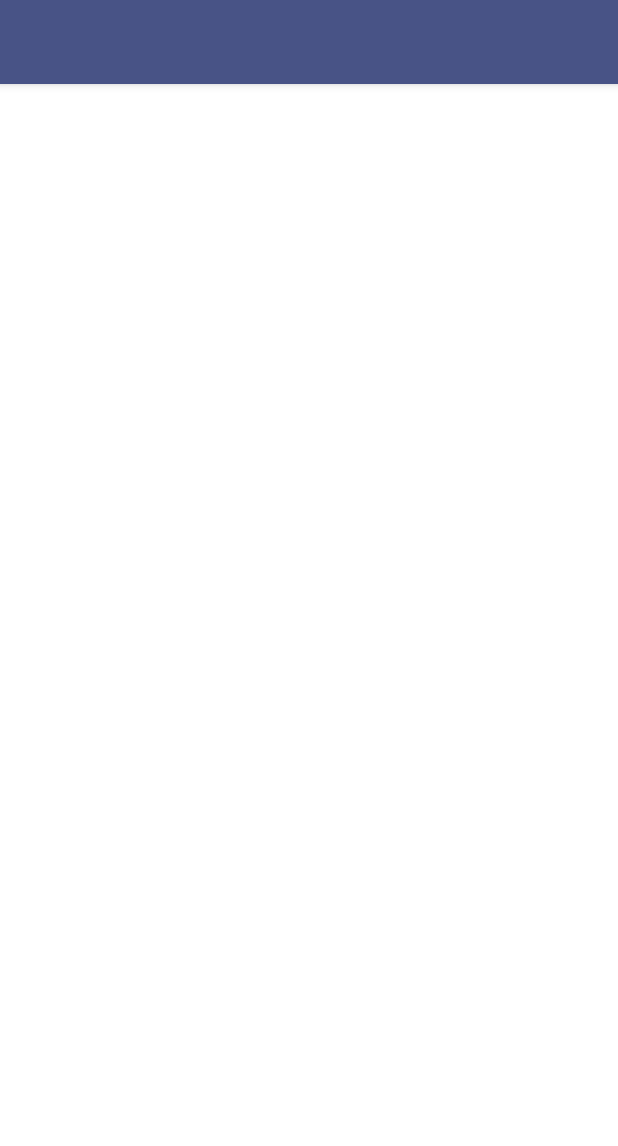
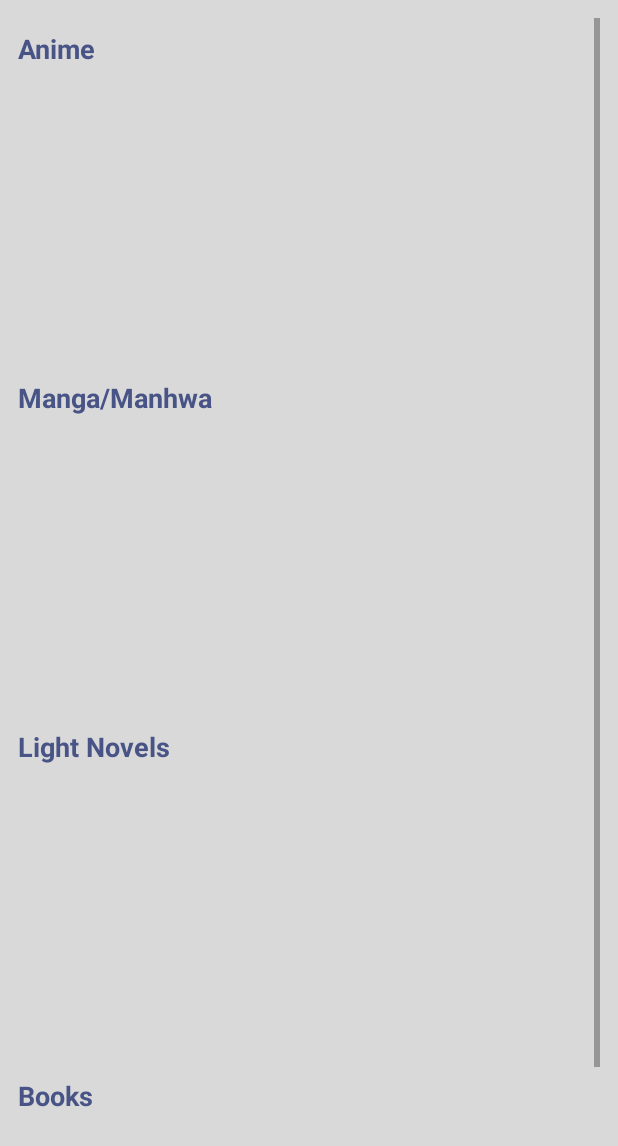
Before and after one commit to Fatima-77/MedRec, an Android app: the BrowseActivity screen opened directly, with no data from a screen before it, on a phone screen of 412 x 824 dp. Shown: the top 1146 px of the screen. Run offline under Robolectric (Android 15) with nearby library versions, the light colour scheme and no system bars; our stand-ins replace Firebase (no records; nobody signed in at launch, a user with empty details on screens opened directly).

Commit message:
Media details and bookmark icon

```diff
--- a/app/src/main/AndroidManifest.xml
+++ b/app/src/main/AndroidManifest.xml
@@ -33,6 +33,8 @@
 
         <activity android:name=".BrowseActivity"/>
 
+        <activity android:name=".MediaDetailActivity"/>
+
     </application>
 
 </manifest>
--- /dev/null
+++ b/app/src/main/res/drawable/ic_bookmark_add.xml
@@ -0,0 +1,5 @@
+<vector xmlns:android="http://schemas.android.com/apk/res/android" android:height="24dp" android:tint="#d9d9d9" android:viewportHeight="24" android:viewportWidth="24" android:width="24dp">
+
+    <path android:fillColor="@android:color/white" android:pathData="M21,7h-2v2h-2V7h-2V5h2V3h2v2h2V7zM19,21l-7,-3l-7,3V5c0,-1.1 0.9,-2 2,-2l7,0c-0.63,0.84 -1,1.87 -1,3c0,2.76 2.24,5 5,5c0.34,0 0.68,-0.03 1,-0.1V21z"/>
+
+</vector>
--- a/app/src/main/res/layout/activity_browse.xml
+++ b/app/src/main/res/layout/activity_browse.xml
@@ -1,100 +1,82 @@
 <?xml version="1.0" encoding="utf-8"?>
-<androidx.coordinatorlayout.widget.CoordinatorLayout
-    xmlns:android="http://schemas.android.com/apk/res/android"
+<ScrollView xmlns:android="http://schemas.android.com/apk/res/android"
+    android:id="@+id/scrollView"
     android:layout_width="match_parent"
-    android:layout_height="match_parent">
+    android:layout_height="match_parent"
+    android:background="#d9d9d9"
+    android:padding="12dp">
 
-    <com.google.android.material.appbar.AppBarLayout
+    <LinearLayout
         android:layout_width="match_parent"
         android:layout_height="wrap_content"
-        android:background="@color/gradient_dark"
-        android:theme="@style/ThemeOverlay.AppCompat.Dark.ActionBar">
-
-        <androidx.appcompat.widget.Toolbar
-            android:id="@+id/toolbar"
-            android:layout_width="match_parent"
-            android:layout_height="?attr/actionBarSize"
-            android:background="@color/gradient_dark"
-            android:title="Browse Media"
-            android:titleTextColor="@android:color/white"/>
-    </com.google.android.material.appbar.AppBarLayout>
-
-    <!-- Content -->
-    <ScrollView
-        android:id="@+id/scrollView"
-        android:layout_width="match_parent"
-        android:layout_height="0dp"
-        android:layout_weight="1"
-        android:fillViewport="true">
-
-        <LinearLayout
-            android:id="@+id/container"
-            android:orientation="vertical"
-            android:layout_width="match_parent"
-            android:layout_height="wrap_content"
-            android:padding="16dp">
+        android:orientation="vertical">
 
         <!-- Anime Section -->
         <TextView
+            android:layout_width="wrap_content"
+            android:layout_height="wrap_content"
             android:text="Anime"
+            android:textColor="#485386"
+            android:textStyle="bold"
             android:textSize="18sp"
-                android:textStyle="bold"
-                android:textColor="@color/gradient_dark"
-                android:layout_marginTop="8dp"
-                android:layout_width="match_parent"
-                android:layout_height="wrap_content"/>
+            android:layout_marginTop="8dp" />
+
         <androidx.recyclerview.widget.RecyclerView
             android:id="@+id/recyclerAnime"
             android:layout_width="match_parent"
+            android:layout_height="200dp"
+            android:clipToPadding="false"
+            android:paddingBottom="12dp" />
+
+        <!-- Manga/Manhwa Section -->
+        <TextView
+            android:layout_width="wrap_content"
             android:layout_height="wrap_content"
-                android:nestedScrollingEnabled="false"/>
+            android:text="Manga/Manhwa"
+            android:textColor="#485386"
+            android:textStyle="bold"
+            android:textSize="18sp"
+            android:layout_marginTop="8dp" />
 
-            <!-- Manga Section -->
-            <TextView
-                android:text="Manga"
-                android:textSize="18sp"
-                android:textStyle="bold"
-                android:textColor="@color/gradient_dark"
-                android:layout_marginTop="16dp"
-                android:layout_width="match_parent"
-                android:layout_height="wrap_content"/>
         <androidx.recyclerview.widget.RecyclerView
             android:id="@+id/recyclerManga"
             android:layout_width="match_parent"
+            android:layout_height="200dp"
+            android:clipToPadding="false"
+            android:paddingBottom="12dp" />
+
+        <!-- Light Novels -->
+        <TextView
+            android:layout_width="wrap_content"
             android:layout_height="wrap_content"
-                android:nestedScrollingEnabled="false"/>
+            android:text="Light Novels"
+            android:textColor="#485386"
+            android:textStyle="bold"
+            android:textSize="18sp"
+            android:layout_marginTop="8dp" />
 
-            <!-- Light Novels Section -->
-            <TextView
-                android:text="Light Novels"
-                android:textSize="18sp"
-                android:textStyle="bold"
-                android:textColor="@color/gradient_dark"
-                android:layout_marginTop="16dp"
-                android:layout_width="match_parent"
-                android:layout_height="wrap_content"/>
         <androidx.recyclerview.widget.RecyclerView
             android:id="@+id/recyclerLightNovels"
             android:layout_width="match_parent"
+            android:layout_height="200dp"
+            android:clipToPadding="false"
+            android:paddingBottom="12dp" />
+
+        <!-- Books -->
+        <TextView
+            android:layout_width="wrap_content"
             android:layout_height="wrap_content"
-                android:nestedScrollingEnabled="false"/>
+            android:text="Books"
+            android:textColor="#485386"
+            android:textStyle="bold"
+            android:textSize="18sp"
+            android:layout_marginTop="8dp" />
 
-            <!-- Books Section -->
-            <TextView
-                android:text="Books"
-                android:textSize="18sp"
-                android:textStyle="bold"
-                android:textColor="@color/gradient_dark"
-                android:layout_marginTop="16dp"
-                android:layout_width="match_parent"
-                android:layout_height="wrap_content"/>
         <androidx.recyclerview.widget.RecyclerView
             android:id="@+id/recyclerBooks"
             android:layout_width="match_parent"
-                android:layout_height="wrap_content"
-                android:nestedScrollingEnabled="false"/>
-
+            android:layout_height="200dp"
+            android:clipToPadding="false"
+            android:paddingBottom="12dp" />
     </LinearLayout>
 </ScrollView>
-
-</androidx.coordinatorlayout.widget.CoordinatorLayout>
```
Also changed, not shown: app/src/main/java/com/example/medrec/MediaDetailActivity.java (+72 -4 lines), app/src/main/java/com/example/medrec/adapter/MediaAdapter.java (+16 -2 lines), app/src/main/java/com/example/medrec/model/LibraryEntry.java (added, +24 -0 lines), app/src/main/res/layout/activity_media_detail.xml (+19 -1 lines), app/src/main/res/layout/item_media.xml (+18 -6 lines), app/src/main/res/menu/menu_media_detail.xml (added, +8 -0 lines). Lines whose indentation alone changed are shown as unchanged.
